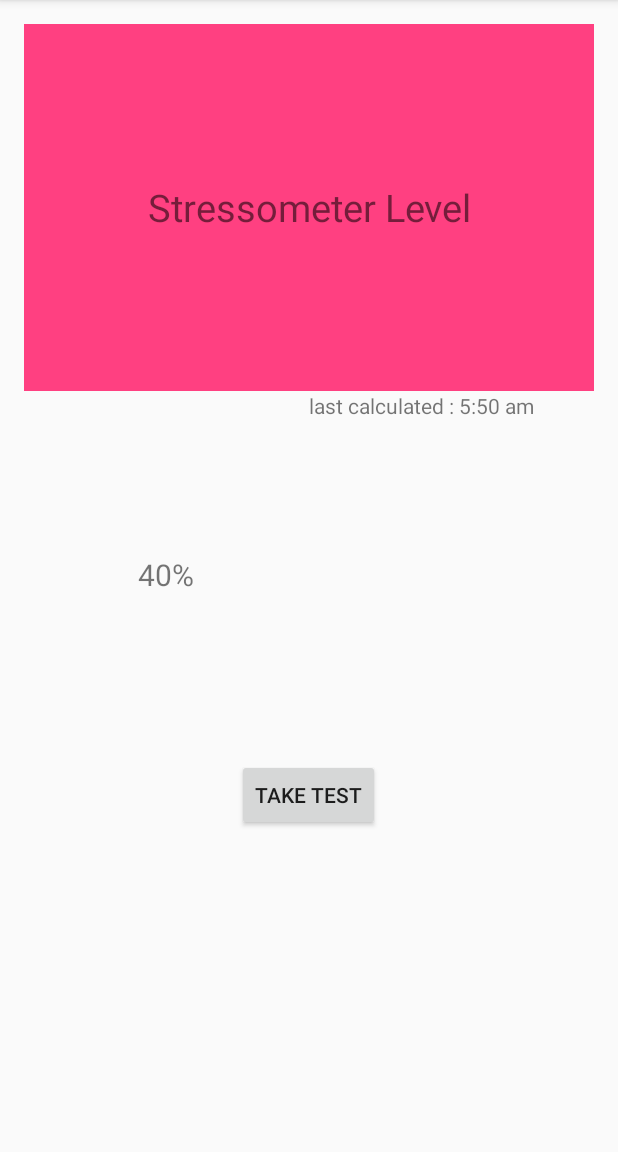
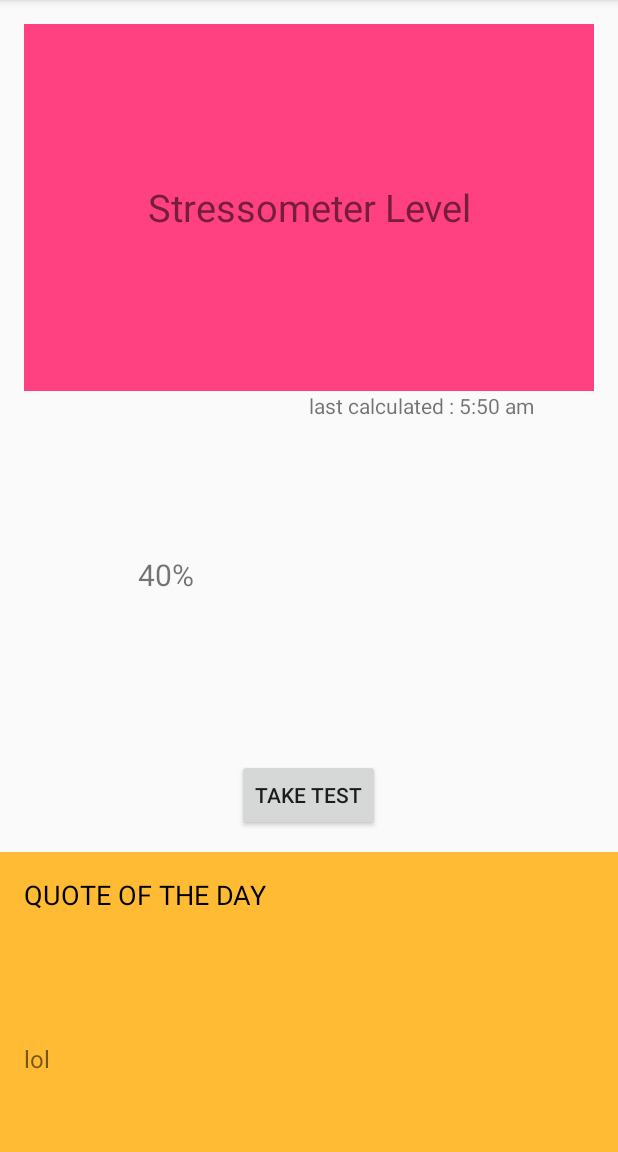
Before and after one commit to famishedrover/hackui, an Android app: the screen it shows after launch (MainActivity), on a phone screen of 412 x 824 dp, the part 84-1236 px from its top. Run offline under Robolectric (Android 15) with nearby library versions, the phone set to English and light mode, and no system bars; libraries missing offline, so code that uses them is left out: com.github.fafaldo.fabtoolbar; plain views replace FABToolbarLayout; network calls fail; 2 statements that could not run were skipped.

Commit message:
Quotes Features Implemented

```diff
--- a/app/build.gradle
+++ b/app/build.gradle
@@ -27,5 +27,7 @@ dependencies {
     compile 'com.android.support:appcompat-v7:25.0.0'
     compile 'com.android.support:design:25.0.0'
     compile 'com.github.fafaldo:fab-toolbar:1.2.0'
+    compile 'com.squareup.retrofit2:converter-gson:2.0.0'
+    compile 'com.squareup.retrofit2:retrofit:2.1.0'
     testCompile 'junit:junit:4.12'
 }
--- /dev/null
+++ b/app/src/main/java/com/example/android/wildcards/CNAPIInterface.java
@@ -0,0 +1,15 @@
+package com.example.android.wildcards;
+
+import java.util.ArrayList;
+
+import retrofit2.Call;
+import retrofit2.http.GET;
+
+/**
+ * Created by sagarpreet chadha on 11-02-2017.
+ */
+
+public interface CNAPIInterface {
+    @GET("/wp-json/posts?filter[orderby]=rand&filter[posts_per_page]=1")
+    Call<ArrayList<EventResponse>> getEvents();
+}
--- /dev/null
+++ b/app/src/main/java/com/example/android/wildcards/Client.java
@@ -0,0 +1,46 @@
+package com.example.android.wildcards;
+
+import com.google.gson.GsonBuilder;
+
+import java.io.IOException;
+import java.util.concurrent.TimeUnit;
+
+import okhttp3.Interceptor;
+import okhttp3.OkHttpClient;
+import okhttp3.Request;
+import retrofit2.Retrofit;
+import retrofit2.converter.gson.GsonConverterFactory;
+
+/**
+ * Created by sagarpreet chadha on 11-02-2017.
+ */
+
+public class Client {
+    private static CNAPIInterface service;
+
+    public static CNAPIInterface getService() {
+
+        if (service == null) {
+
+            OkHttpClient client = new OkHttpClient.Builder()
+                    .connectTimeout(15, TimeUnit.SECONDS)
+                    .readTimeout(45, TimeUnit.SECONDS)
+                    .addInterceptor(new Interceptor() {
+                        @Override
+                        public okhttp3.Response intercept(Chain chain) throws IOException {
+                            Request r = chain.request();
+                            r = r.newBuilder().addHeader("device_type", "android").build();
+                            return chain.proceed(r);
+                        }
+                    })
+                    .build();
+
+            Retrofit r = new Retrofit.Builder().baseUrl("http://quotesondesign.com").
+                    addConverterFactory(GsonConverterFactory.create(
+                            new GsonBuilder().create())).client(client)
+                    .build();
+            service = r.create(CNAPIInterface.class);
+        }
+        return service;
+    }
+}
--- a/app/src/main/java/com/example/android/wildcards/MainActivity.java
+++ b/app/src/main/java/com/example/android/wildcards/MainActivity.java
@@ -1,13 +1,16 @@
 package com.example.android.wildcards;
 
 import android.Manifest;
+import android.app.ProgressDialog;
 import android.content.Intent;
 import android.content.pm.PackageManager;
 import android.net.Uri;
 import android.os.Bundle;
+import android.support.design.widget.BottomSheetBehavior;
 import android.support.design.widget.FloatingActionButton;
 import android.support.design.widget.Snackbar;
 import android.support.v4.app.ActivityCompat;
+import android.text.Html;
 import android.util.Log;
 import android.view.View;
 import android.support.design.widget.NavigationView;
@@ -20,22 +23,40 @@ import android.view.Menu;
 import android.view.MenuItem;
 import android.widget.Button;
 import android.widget.TextView;
+import android.widget.Toast;
 
 import com.github.fafaldo.fabtoolbar.widget.FABToolbarLayout;
+
+import java.util.ArrayList;
+
+import retrofit2.Call;
+import retrofit2.Callback;
+import retrofit2.Response;
+
+import static android.R.id.progress;
 
 public class MainActivity extends AppCompatActivity
         implements NavigationView.OnNavigationItemSelectedListener {
     private FABToolbarLayout layout;
     private static final int REQUEST_CALL = 1;
     TextView one ;
+    TextView mtitle , mcontent ;
+    private ProgressDialog progress;
     final String str2="100";
+    View bottomSheet ;
+    private BottomSheetBehavior mBottomSheetBehavior;
     @Override
     protected void onCreate(Bundle savedInstanceState) {
         super.onCreate(savedInstanceState);
         setContentView(R.layout.activity_main);
         Toolbar toolbar = (Toolbar) findViewById(R.id.toolbar);
         setSupportActionBar(toolbar);
-
+        progress = new ProgressDialog(this);
+        progress.setMessage("Loading");
+        progress.setProgressStyle(ProgressDialog.STYLE_HORIZONTAL);
+        progress.setIndeterminate(true);
+        progress.setProgress(0);
+        progress.show();
        /* FloatingActionButton fab = (FloatingActionButton) findViewById(R.id.fab);
         fab.setOnClickListener(new View.OnClickListener() {
             @Override
@@ -90,10 +111,67 @@ public class MainActivity extends AppCompatActivity
             @Override
             public void onClick(View view) {
                 Intent i=new Intent(MainActivity.this,Depression_TestActivity.class);
+
                 startActivity(i);
             }
         });
+
+
+
+        bottomSheet = findViewById( R.id.bottom_sheet );
+        mBottomSheetBehavior = BottomSheetBehavior.from(bottomSheet);
+        mBottomSheetBehavior.setBottomSheetCallback(new BottomSheetBehavior.BottomSheetCallback() {
+            @Override
+            public void onStateChanged(View bottomSheet, int newState) {
+                if (newState == BottomSheetBehavior.STATE_COLLAPSED) {
+                    mBottomSheetBehavior.setPeekHeight(300);
+                }
+            }
+
+            @Override
+            public void onSlide(View bottomSheet, float slideOffset) {
+            }
+        });
+
+        mtitle=(TextView)findViewById(R.id.title)  ;
+        mcontent=(TextView)findViewById(R.id.content) ;
+        mBottomSheetBehavior.setState(BottomSheetBehavior.STATE_EXPANDED);
+        mBottomSheetBehavior.setPeekHeight(300);
+        mBottomSheetBehavior.setState(BottomSheetBehavior.STATE_COLLAPSED);
+
+
+        CNAPIInterface apiService = Client.getService();
+        Call<ArrayList<EventResponse>> call = apiService.getEvents();
+        call.enqueue(new Callback<ArrayList<EventResponse>>() {
+
+
+            @Override
+            public void onResponse(Call<ArrayList<EventResponse>> call, Response<ArrayList<EventResponse>> response) {
+                if (response.isSuccessful()) {
+                    progress.dismiss();
+                    EventResponse e = response.body().get(0);
+                    String c=e.getContent() ;
+                    String t=e.getTitle() ;
+
+                    mtitle.setText(t+"");
+                    mcontent.setText(Html.from
+                            Html(c)+" ");
+
+                }
+                else {
+                    progress.dismiss();
+                    //Snackbar.make(navigationView, "Weak/No Internet Connection", Snackbar.LENGTH_LONG).show();
+                }
+            }
+
+            @Override
+            public void onFailure(Call<ArrayList<EventResponse>> call, Throwable t) {
+                progress.dismiss();
+                Toast.makeText(MainActivity.this , "Weak/No Internet Connection :/" , Toast.LENGTH_LONG).show();
+            }
+        });
     }
+
 
     @Override
     public void onBackPressed() {
--- a/app/src/main/res/layout/app_bar_main.xml
+++ b/app/src/main/res/layout/app_bar_main.xml
@@ -80,4 +80,46 @@
 </com.github.fafaldo.fabtoolbar.widget.FABToolbarLayout>
 >
 
+    <android.support.v4.widget.NestedScrollView
+        android:id="@+id/bottom_sheet"
+        android:layout_width="match_parent"
+        android:layout_height="350dp"
+        android:clipToPadding="true"
+        android:background="@android:color/holo_orange_light"
+        app:layout_behavior="android.support.design.widget.BottomSheetBehavior"
+        >
+
+        <LinearLayout
+            android:layout_width="wrap_content"
+            android:layout_height="wrap_content"
+            android:orientation="vertical">
+
+            <TextView
+                android:layout_width="match_parent"
+                android:layout_height="match_parent"
+
+                android:text="QUOTE OF THE DAY"
+                android:padding="16dp"
+                android:textAppearance="@color/red"
+
+                android:textSize="18sp"/>
+            <TextView
+            android:layout_width="match_parent"
+            android:layout_height="match_parent"
+
+            android:id="@+id/title"
+            android:padding="16dp"
+            android:textSize="16sp"/>
+
+            <TextView
+                android:layout_width="match_parent"
+                android:layout_height="match_parent"
+                android:text="lol"
+                android:id="@+id/content"
+                android:padding="16dp"
+                android:textSize="16sp"/>
+        </LinearLayout>
+    </android.support.v4.widget.NestedScrollView>
+
+
 </android.support.design.widget.CoordinatorLayout>
```
Also changed, not shown: app/src/main/java/com/example/android/wildcards/EventResponse.java (added, +34 -0 lines).
